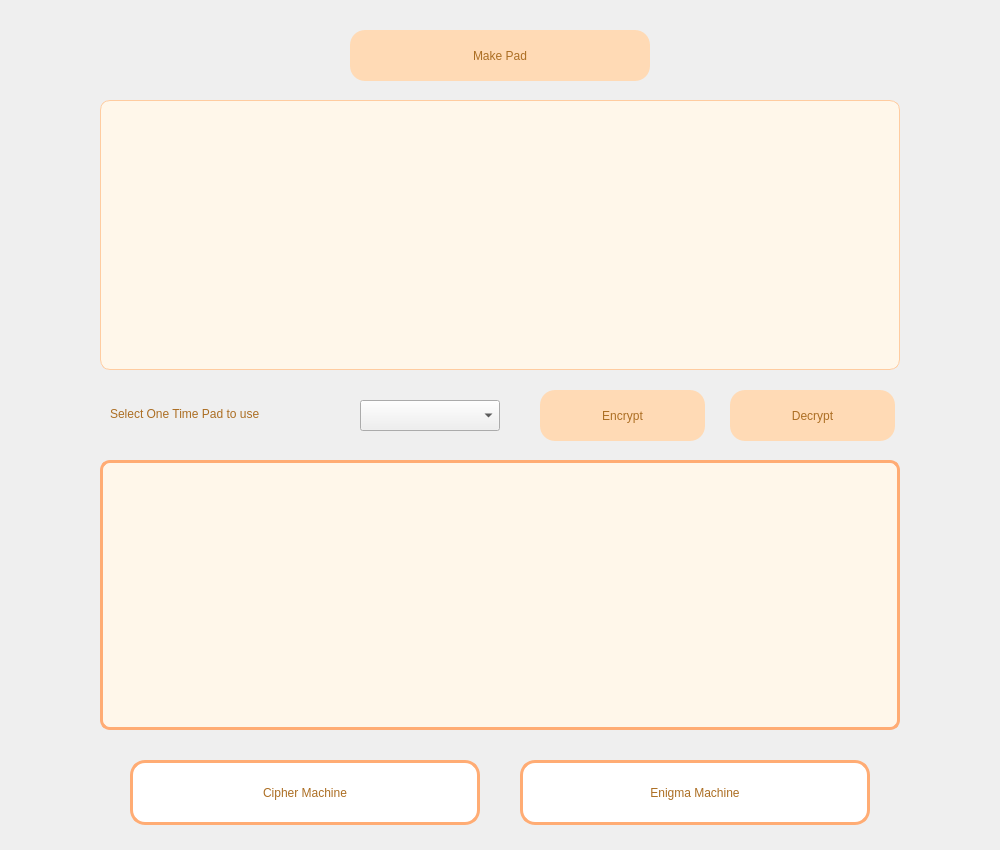
The window that src/ui/otpgui.ui (christopherdavinn/tugascipher) describes before a commit, drawn with Qt 5.
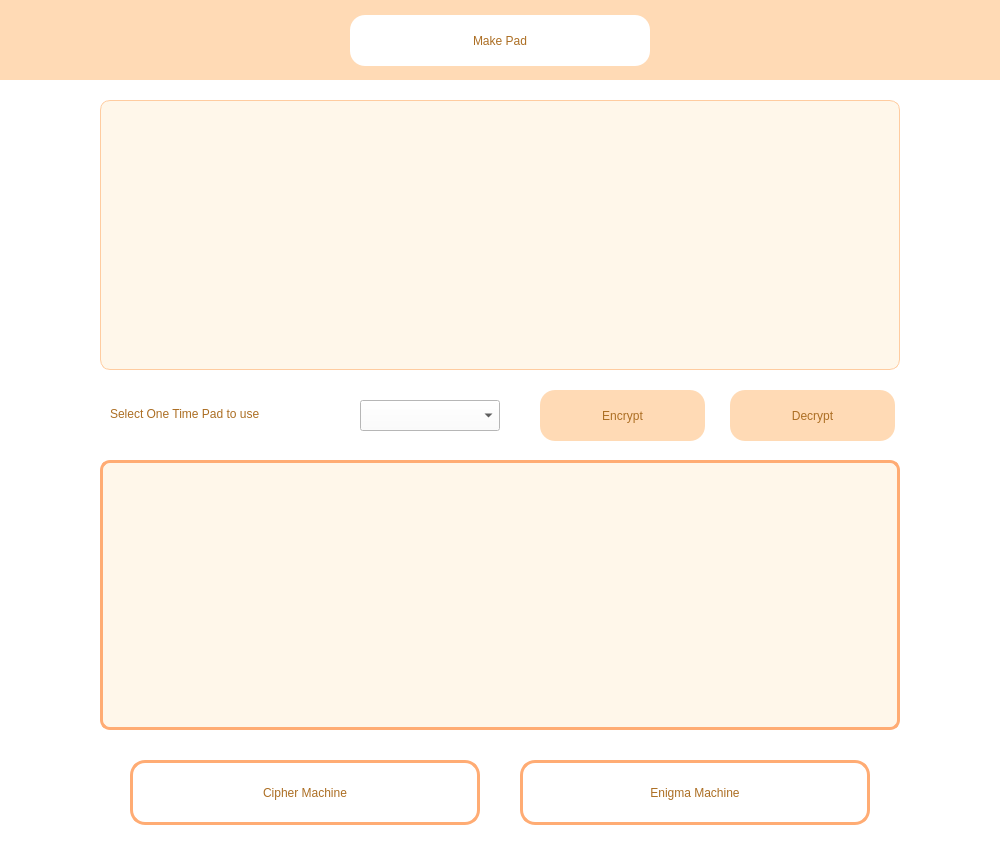
The same window after the commit.

```diff
--- a/src/ui/otpgui.ui
+++ b/src/ui/otpgui.ui
@@ -13,6 +13,9 @@
   <property name="windowTitle">
    <string>Dialog</string>
   </property>
+  <property name="styleSheet">
+   <string notr="true">background-color: #ffffff</string>
+  </property>
   <widget class="QTextEdit" name="inputText">
    <property name="geometry">
     <rect>
@@ -229,11 +232,26 @@
     <string>Cipher Machine</string>
    </property>
   </widget>
+  <widget class="QWidget" name="widget" native="true">
+   <property name="geometry">
+    <rect>
+     <x>0</x>
+     <y>0</y>
+     <width>1000</width>
+     <height>80</height>
+    </rect>
+   </property>
+   <property name="styleSheet">
+    <string notr="true">QWidget{
+	background-color: #ffdab5;
+}
+</string>
+   </property>
   <widget class="QPushButton" name="padBut">
    <property name="geometry">
     <rect>
      <x>350</x>
-     <y>30</y>
+      <y>15</y>
      <width>300</width>
      <height>51</height>
     </rect>
@@ -244,7 +262,7 @@
 	border: none;
 	border-left 2px solid transparent;
 	border-radius: 15px; 
-	background-color: #ffdab5;
+	background-color: #ffffff;
 	color: #ac6e23;
 }
 
@@ -261,6 +279,7 @@
    <property name="text">
     <string>Make Pad</string>
    </property>
+   </widget>
   </widget>
  </widget>
  <resources/>
```
Left out of the diff: 6 changed lines with no effect on the pictures. Lines whose indentation alone changed are shown as unchanged.
